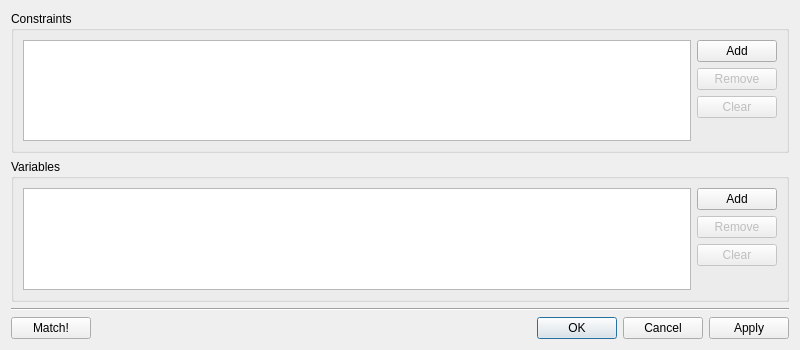
The window that madqt/widget/match.ui (hibtc/madgui) describes before a commit, drawn with Qt 5.
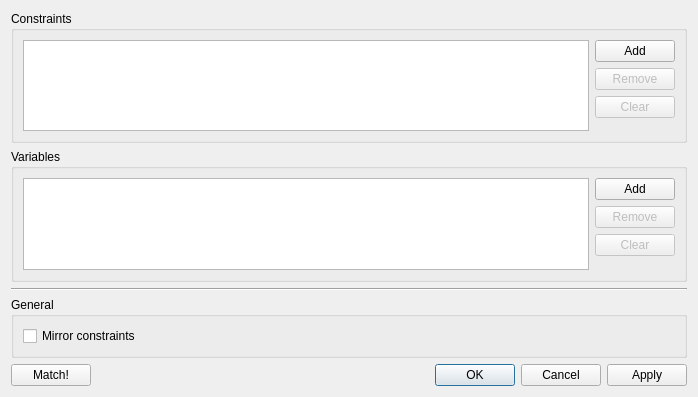
The same window after the commit. Custom widgets are drawn as their Qt base class.

Commit message: Add simple "mirror" mode checkbox

Patch:
```diff
--- a/madqt/widget/match.ui
+++ b/madqt/widget/match.ui
@@ -6,8 +6,8 @@
    <rect>
     <x>0</x>
     <y>0</y>
-    <width>800</width>
-    <height>350</height>
+    <width>698</width>
+    <height>397</height>
    </rect>
   </property>
   <layout class="QVBoxLayout">
@@ -130,6 +130,22 @@
      </property>
     </widget>
    </item>
+   <item>
+    <widget class="QGroupBox">
+     <property name="title">
+      <string>General</string>
+     </property>
+     <layout class="QGridLayout">
+      <item row="0" column="0">
+       <widget class="QCheckBox" name="check_mirror">
+        <property name="text">
+         <string>Mirror constraints</string>
+        </property>
+       </widget>
+      </item>
+     </layout>
+    </widget>
+   </item>
    <item>
     <layout class="QHBoxLayout">
      <item>
```
The commit also changes 3 other files.
